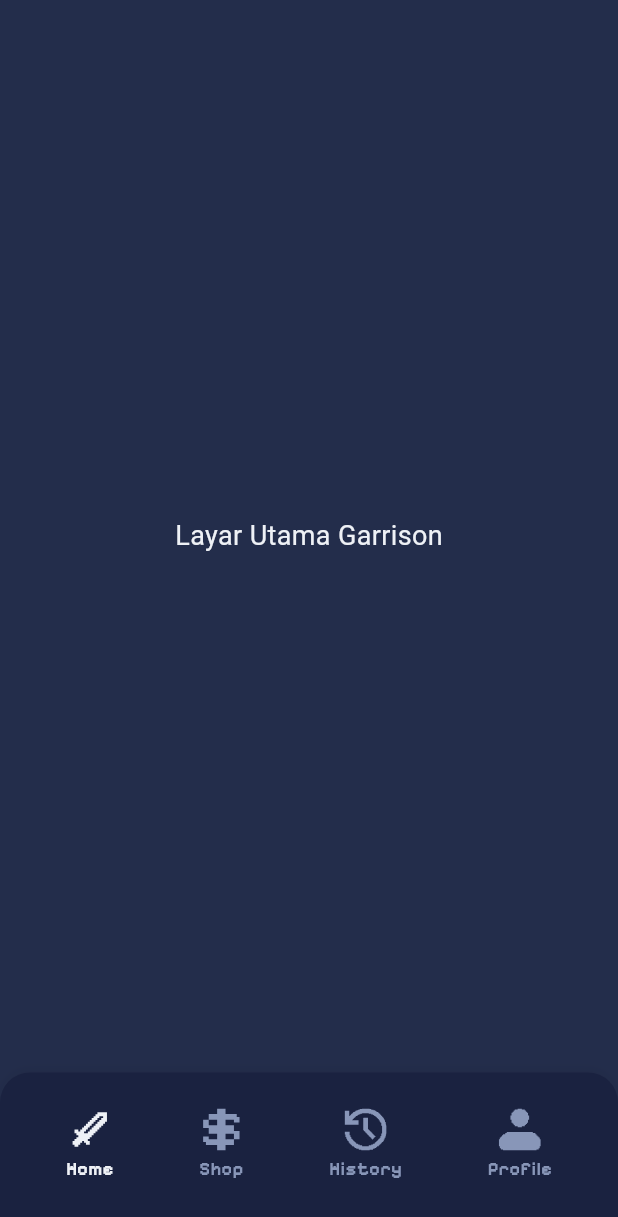
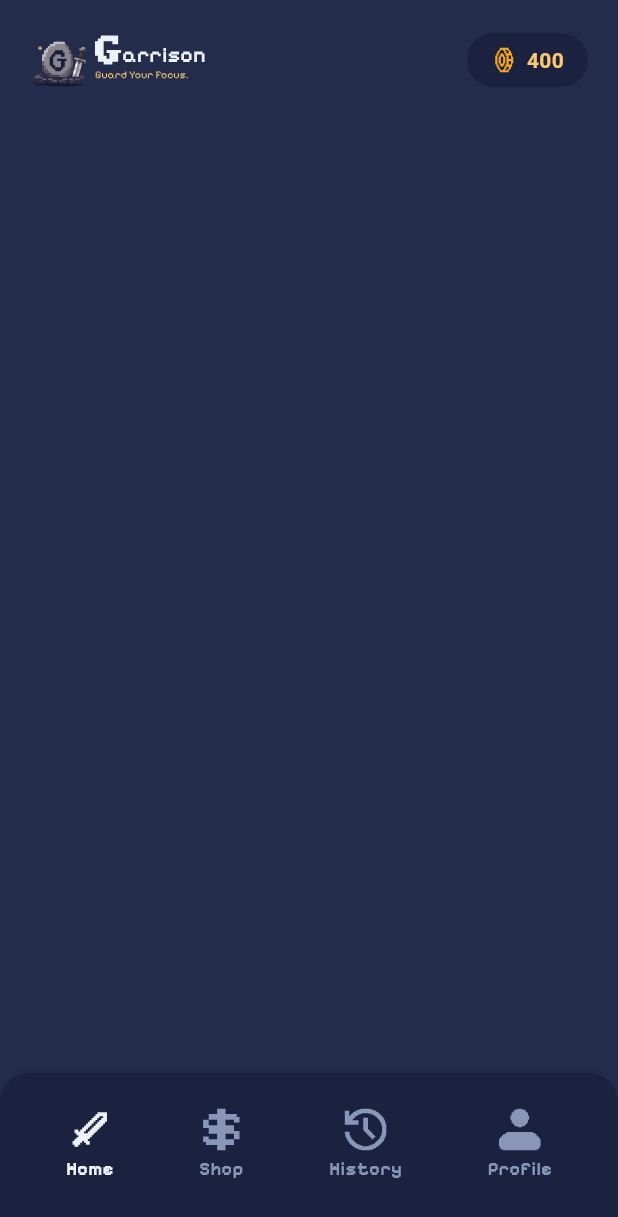
Before and after one commit to RafasyaSubhan/garrison, a Flutter app: the screen it shows after launch, on a phone screen of 412 x 824 dp. Shown: the top 1217 px of the screen. Run offline on Flutter 3.47's test engine with Material 3 defaults, Android fonts, the light colour scheme and no system bars; our stand-ins replace flutter_svg.

Commit message:
feat: add home header component

```diff
--- a/lib/constants/app_assets.dart
+++ b/lib/constants/app_assets.dart
@@ -1,4 +1,6 @@
 class AppAssets {
+  static const String appLogo = 'assets/images/app-logo.svg';
+  static const String coin = 'assets/icons/coin.svg';
   static const String home = 'assets/icons/sword.svg';
   static const String shop = 'assets/icons/shop.svg';
   static const String history = 'assets/icons/history.svg';
--- a/lib/main.dart
+++ b/lib/main.dart
@@ -2,6 +2,7 @@ import 'package:flutter/material.dart';
 
 import 'constants/app_colors.dart';
 import 'widgets/navbar.dart';
+import 'widgets/home_header.dart';
 
 void main() {
   runApp(const GarrisonApp());
@@ -29,12 +30,13 @@ class HomePage extends StatelessWidget {
   @override
   Widget build(BuildContext context) {
     return const Scaffold(
-      body: Center(
-        child: Text(
-          'Layar Utama Garrison',
-          style: TextStyle(
-            color: AppColors.textPrimary,
-            fontSize: 18,
+      body: SafeArea(
+        child: Padding(
+          padding: EdgeInsets.all(20),
+          child: Column(
+            children: [
+              HomeHeader(),
+            ],
           ),
         ),
       ),
--- /dev/null
+++ b/lib/widgets/home_header.dart
@@ -0,0 +1,50 @@
+import 'package:flutter/material.dart';
+import 'package:flutter_svg/flutter_svg.dart';
+
+import '../constants/app_assets.dart';
+import '../constants/app_colors.dart';
+
+class HomeHeader extends StatelessWidget {
+  const HomeHeader({super.key});
+
+  @override
+  Widget build(BuildContext context) {
+    return Row(
+      mainAxisAlignment: MainAxisAlignment.spaceBetween,
+      children: [
+        SvgPicture.asset(
+          AppAssets.appLogo,
+          height: 40,
+        ),
+
+        Container(
+          padding: const EdgeInsets.symmetric(
+            horizontal: 16,
+            vertical: 8,
+          ),
+          decoration: BoxDecoration(
+            color: AppColors.backgroundElevated,
+            borderRadius: BorderRadius.circular(999),
+          ),
+          child: Row(
+            children: [
+              SvgPicture.asset(
+                AppAssets.coin,
+                width: 18,
+                height: 18,
+              ),
+              const SizedBox(width: 6),
+              Text(
+                '400',
+                style: TextStyle(
+                  color: AppColors.gold,
+                  fontWeight: FontWeight.w700,
+                ),
+              ),
+            ],
+          ),
+        ),
+      ],
+    );
+  }
+}
--- a/pubspec.yaml
+++ b/pubspec.yaml
@@ -60,6 +60,7 @@ flutter:
 
   assets:
     - assets/icons/
+    - assets/images/
 
   fonts:
     - family: PixelifySans
```
Also changed, not shown: assets/icons/coin.svg (added), assets/images/app-logo.svg (added).
